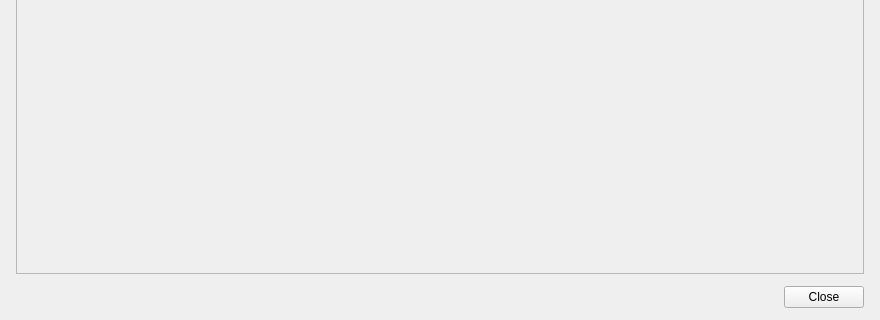
Above: source/modorganizer/src/previewdialog.ui from ArialSenki/MO2-Revamped before the change; both pictures show x 0 to 880 and y 380 to 700 of the 880 by 700 pixel window. Below: the same form after it.
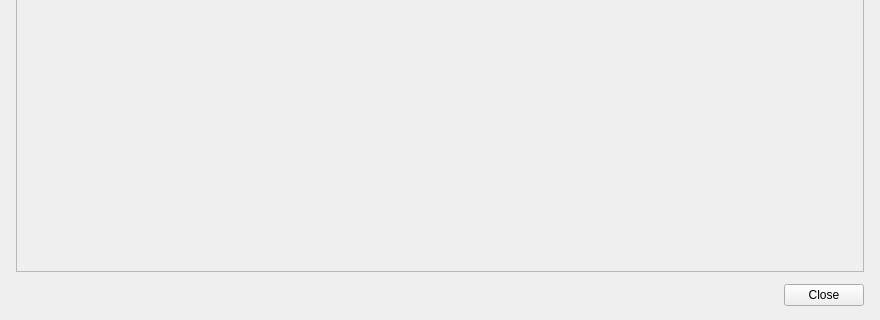
That is the form after the change. Icons and pictures are not drawn.

```diff
--- a/source/modorganizer/src/previewdialog.ui
+++ b/source/modorganizer/src/previewdialog.ui
@@ -8,7 +8,7 @@
   <layout class="QVBoxLayout" name="verticalLayout">
    <property name="spacing"><number>12</number></property>
    <property name="leftMargin"><number>16</number></property><property name="topMargin"><number>16</number></property>
-   <property name="rightMargin"><number>16</number></property><property name="bottomMargin"><number>12</number></property>
+   <property name="rightMargin"><number>16</number></property><property name="bottomMargin"><number>14</number></property>
    <item>
     <widget class="QWidget" name="headerPanel" native="true">
      <layout class="QHBoxLayout" name="headerLayout">
```
